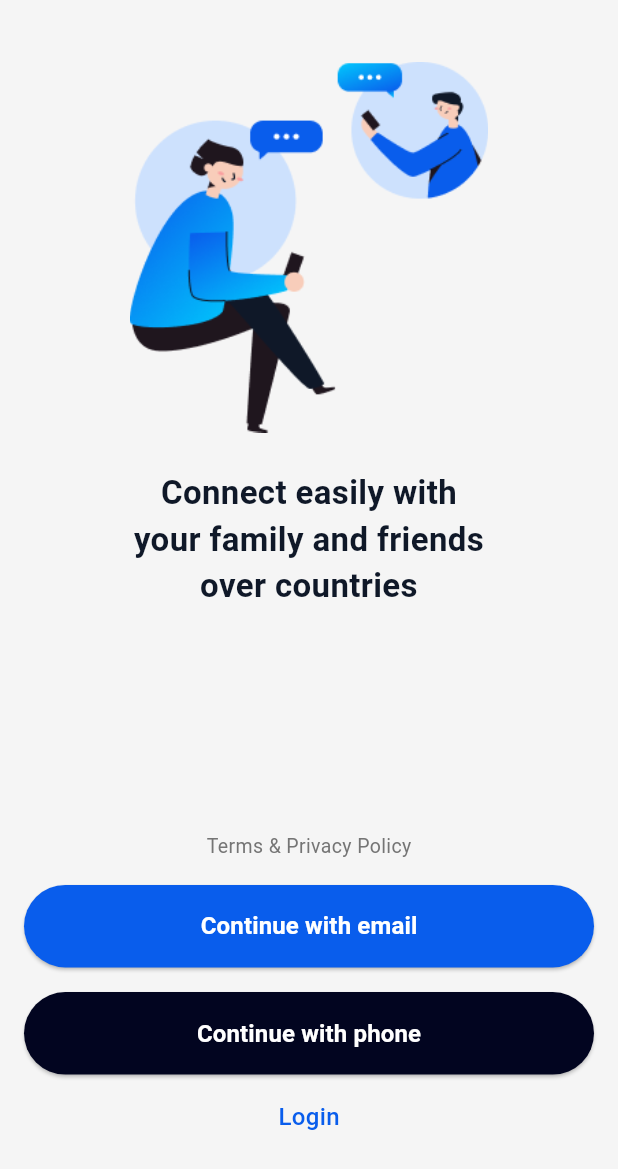
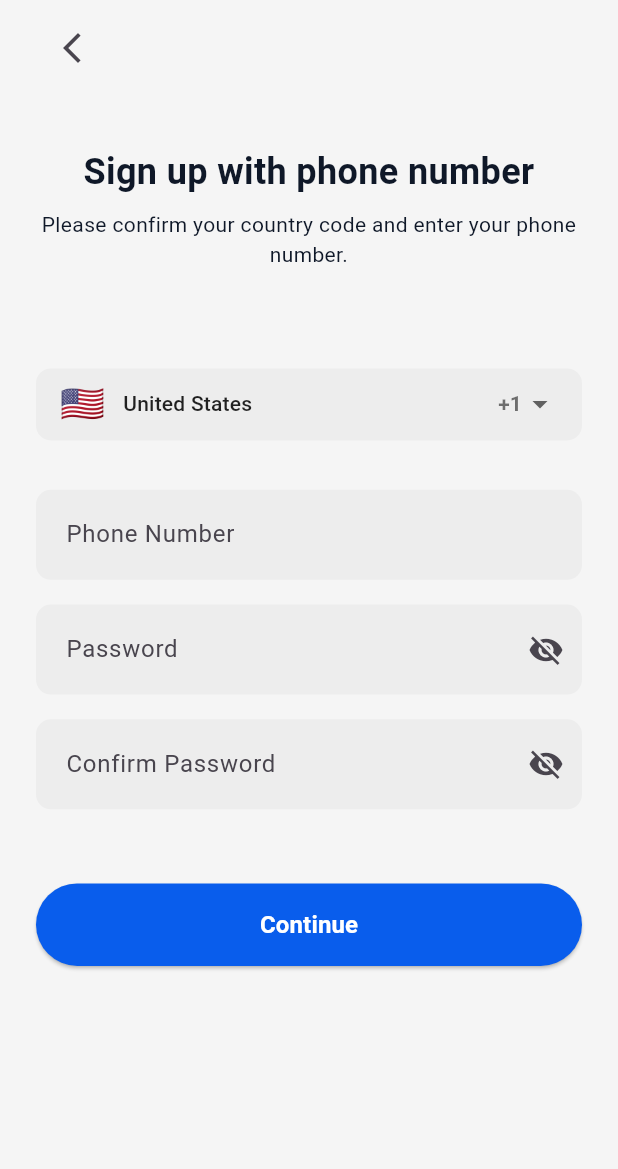
Before and after one commit to Darshan2326/callinverse-new, a Flutter app: the OnboardingVew screen opened by its route, after a tap on "Continue with phone", on a phone screen of 412 x 824 dp. Shown: the top 1169 px of the screen. Run offline on Flutter 3.47's test engine with Material 3 defaults, Android fonts, the phone set to English and light mode, and no system bars; our stand-ins replace get, image_picker, permission_handler.

Commit message:
phone verify done

```diff
--- a/lib/app/Screens/EmailSignUpScreen/emailsignup_view.dart
+++ b/lib/app/Screens/EmailSignUpScreen/emailsignup_view.dart
@@ -1,3 +1,4 @@
+import 'package:calliverse/app/Screens/EmailSignUpScreen/emailsignup_controller.dart';
 import 'package:calliverse/app/core/theme/app_colors.dart';
 import 'package:calliverse/app/core/widgets/buildTextField.dart';
 import 'package:calliverse/app/core/widgets/custom_button.dart';
@@ -6,7 +7,7 @@ import 'package:flutter/material.dart';
 import 'package:get/get.dart';
 import 'package:get/get_utils/src/extensions/internacionalization.dart';
 
-class EmailsignupView extends StatelessWidget {
+class EmailsignupView extends GetView<EmailsignupController> {
   const EmailsignupView({super.key});
 
   @override
--- a/lib/app/Screens/OnBording/onboarding_binding.dart
+++ b/lib/app/Screens/OnBording/onboarding_binding.dart
@@ -3,7 +3,7 @@ import 'package:get/instance_manager.dart';
 
 class OnboardingBinding extends Bindings {
   @override
-  void dependencies(){
+  void dependencies() {
     Get.put<OnboardingController>(OnboardingController());
   }
 }
--- a/lib/app/Screens/OnBording/onboarding_vew.dart
+++ b/lib/app/Screens/OnBording/onboarding_vew.dart
@@ -10,7 +10,6 @@ class OnboardingVew extends StatelessWidget {
 
   @override
   Widget build(BuildContext context) {
-
     return Scaffold(
       backgroundColor: Colors.grey.shade100,
       body: SafeArea(
@@ -70,7 +69,9 @@ class OnboardingVew extends StatelessWidget {
                   CustomButton(
                     title: "Continue with phone".tr,
                     color: AppColors.primarydarken,
-                    onTap: () {},
+                    onTap: () {
+                      Get.toNamed(Routes.PHONESIGNUP);
+                    },
                   ),
 
                   SizedBox(height: Get.height * 0.02),
--- /dev/null
+++ b/lib/app/Screens/PhoneSignUpScreen/phonesignup_binding.dart
@@ -0,0 +1,9 @@
+import 'package:calliverse/app/Screens/PhoneSignUpScreen/phonesignup_controller.dart';
+import 'package:get/instance_manager.dart';
+
+class PhonesignupBinding extends Bindings {
+  @override
+  void dependencies() {
+    Get.put<PhonesignupController>(PhonesignupController());
+  }
+}
--- /dev/null
+++ b/lib/app/Screens/PhoneSignUpScreen/phonesignup_controller.dart
@@ -0,0 +1,49 @@
+import 'package:get/state_manager.dart';
+
+// Country Model
+class Country {
+  final String id;
+  final String name;
+  final String countryCode; // e.g., +1, +44, +91
+  final String flagEmoji;
+
+  Country({
+    required this.id,
+    required this.name,
+    required this.countryCode,
+    required this.flagEmoji,
+  });
+}
+
+class PhonesignupController extends GetxController {
+  // Mock country list
+  final List<Country> countries = [
+    Country(
+      id: '1',
+      name: 'United States',
+      countryCode: '+1',
+      flagEmoji: '🇺🇸',
+    ),
+    Country(
+      id: '44',
+      name: 'United Kingdom',
+      countryCode: '+44',
+      flagEmoji: '🇬🇧',
+    ),
+    Country(id: '91', name: 'India', countryCode: '+91', flagEmoji: '🇮🇳'),
+    Country(id: '86', name: 'China', countryCode: '+86', flagEmoji: '🇨🇳'),
+    Country(id: '81', name: 'Japan', countryCode: '+81', flagEmoji: '🇯🇵'),
+    Country(id: '33', name: 'France', countryCode: '+33', flagEmoji: '🇫🇷'),
+    Country(id: '49', name: 'Germany', countryCode: '+49', flagEmoji: '🇩🇪'),
+    Country(id: '61', name: 'Australia', countryCode: '+61', flagEmoji: '🇦🇺'),
+  ];
+
+  late Rx<Country> selectedCountry;
+
+  @override
+  void onInit() {
+    // Set default to first country
+    selectedCountry = countries.first.obs;
+    super.onInit();
+  }
+}
--- /dev/null
+++ b/lib/app/Screens/PhoneSignUpScreen/phonesignup_view.dart
@@ -0,0 +1,144 @@
+import 'package:calliverse/app/Screens/PhoneSignUpScreen/phonesignup_controller.dart';
+import 'package:calliverse/app/core/theme/app_colors.dart';
+import 'package:calliverse/app/core/widgets/buildTextField.dart';
+import 'package:calliverse/app/core/widgets/custom_button.dart';
+import 'package:calliverse/app/routes/app_routes.dart';
+import 'package:flutter/material.dart';
+import 'package:get/get.dart';
+import 'package:get/get_utils/src/extensions/internacionalization.dart';
+
+class PhonesignupView extends GetView<PhonesignupController> {
+  const PhonesignupView({super.key});
+
+  @override
+  Widget build(BuildContext context) {
+    return Scaffold(
+      backgroundColor: const Color(0xFFF5F5F5), // light gray background
+      body: SafeArea(
+        child: SingleChildScrollView(
+          keyboardDismissBehavior: ScrollViewKeyboardDismissBehavior.onDrag,
+          child: ConstrainedBox(
+            constraints: BoxConstraints(),
+            child: Padding(
+              padding: const EdgeInsets.symmetric(horizontal: 24),
+              child: Column(
+                crossAxisAlignment: CrossAxisAlignment.center,
+                children: [
+                  // SizedBox(height: height * 0.01),
+                  SizedBox(height: Get.height * 0.01),
+
+                  /// 🔙 Back Button
+                  Align(
+                    alignment: Alignment.centerLeft,
+                    child: IconButton(
+                      icon: const Icon(Icons.arrow_back_ios_new),
+                      onPressed: () {},
+                    ),
+                  ),
+
+                  SizedBox(height: Get.height * 0.05),
+
+                  /// 📝 Title
+                  Text(
+                    "Sign up with phone number".tr,
+                    textAlign: TextAlign.center,
+                    style: TextStyle(
+                      fontSize: 24,
+                      fontWeight: FontWeight.bold,
+                      color: TextColors.neutral,
+                    ),
+                  ),
+
+                  SizedBox(height: Get.height * 0.01),
+
+                  /// 📄 Subtitle
+                  Text(
+                    "Please confirm your country code and enter your phone number."
+                        .tr,
+                    textAlign: TextAlign.center,
+                    style: TextStyle(fontSize: 14, color: TextColors.neutral),
+                  ),
+
+                  SizedBox(height: Get.height * 0.08),
+
+                  /// 🌍 Country Dropdown
+                  Obx(
+                    () => Container(
+                      padding: const EdgeInsets.symmetric(horizontal: 16),
+                      decoration: BoxDecoration(
+                        color: const Color(0xFFEDEDED),
+                        borderRadius: BorderRadius.circular(10),
+                      ),
+                      child: DropdownButton<Country>(
+                        value: controller.selectedCountry.value,
+                        isExpanded: true,
+                        underline: const SizedBox(),
+                        items: controller.countries
+                            .map(
+                              (country) => DropdownMenuItem<Country>(
+                                value: country,
+                                child: Row(
+                                  children: [
+                                    Text(
+                                      country.flagEmoji,
+                                      style: const TextStyle(fontSize: 24),
+                                    ),
+                                    const SizedBox(width: 12),
+                                    Expanded(
+                                      child: Text(
+                                        country.name,
+                                        style: const TextStyle(
+                                          fontSize: 14,
+                                          color: Colors.black87,
+                                        ),
+                                        overflow: TextOverflow.ellipsis,
+                                      ),
+                                    ),
+                                    const SizedBox(width: 8),
+                                    Text(
+                                      country.countryCode,
+                                      style: const TextStyle(
+                                        fontSize: 14,
+                                        fontWeight: FontWeight.w600,
+                                        color: Colors.black54,
+                                      ),
+                                    ),
+                                  ],
+                                ),
+                              ),
+                            )
+                            .toList(),
+                        onChanged: (Country? newValue) {
+                          if (newValue != null) {
+                            controller.selectedCountry.value = newValue;
+                          }
+                        },
+                      ),
+                    ),
+                  ),
+                  SizedBox(height: Get.height * 0.04),
+
+                  /// 📱 Phone Number
+                  CustomTextField(hint: "Phone Number"),
+                  SizedBox(height: Get.height * 0.02),
+                  CustomTextField(isPassword: true, hint: 'Password'),
+                  SizedBox(height: Get.height * 0.02),
+                  CustomTextField(hint: "Confirm Password", isPassword: true),
+                  SizedBox(height: Get.height * 0.06),
+                  CustomButton(
+                    title: "Continue",
+                    onTap: () {
+                      Get.toNamed(Routes.PHONEVERIFY);
+                    },
+                  ),
+
+                  // const SizedBox(height: 20),
+                ],
+              ),
+            ),
+          ),
+        ),
+      ),
+    );
+  }
+}
--- /dev/null
+++ b/lib/app/Screens/PhoneVerifyScreen/phoneverify_binding.dart
@@ -0,0 +1,10 @@
+import 'package:calliverse/app/Screens/PhoneSignUpScreen/phonesignup_controller.dart';
+import 'package:calliverse/app/Screens/PhoneVerifyScreen/phoneverify_controller.dart';
+import 'package:get/instance_manager.dart';
+
+class PhoneverifyBinding extends Bindings {
+  @override
+  void dependencies() {
+    Get.put<PhoneverifyController>(PhoneverifyController());
+  }
+}
--- a/lib/app/routes/app_pages.dart
+++ b/lib/app/routes/app_pages.dart
@@ -10,6 +10,10 @@ import 'package:calliverse/app/Screens/LoginScreen/login_binding.dart';
 import 'package:calliverse/app/Screens/LoginScreen/login_view.dart';
 import 'package:calliverse/app/Screens/OnBording/onboarding_binding.dart';
 import 'package:calliverse/app/Screens/OnBording/onboarding_vew.dart';
+import 'package:calliverse/app/Screens/PhoneSignUpScreen/phonesignup_binding.dart';
+import 'package:calliverse/app/Screens/PhoneSignUpScreen/phonesignup_view.dart';
+import 'package:calliverse/app/Screens/PhoneVerifyScreen/phoneverify_binding.dart';
+import 'package:calliverse/app/Screens/PhoneVerifyScreen/phoneverify_view.dart';
 import 'package:calliverse/app/Screens/ProfileAccount/profile%20account_binding.dart';
 import 'package:calliverse/app/Screens/ProfileAccount/profileaccount_view.dart';
 import 'package:calliverse/app/Screens/SplaceScreen/splacescreen_binding.dart';
@@ -53,6 +57,16 @@ class AppPages {
       page: () => ProfileaccountView(),
       binding: ProfileaccountBinding(),
     ),
+    GetPage(
+      name: Routes.PHONESIGNUP,
+      page: () => PhonesignupView(),
+      binding: PhonesignupBinding(),
+    ),
+    GetPage(
+      name: Routes.PHONEVERIFY,
+      page: () => PhoneverifyView(),
+      binding: PhoneverifyBinding(),
+    ),
 
     GetPage(name: Routes.HOME, page: () => HomeView(), binding: HomeBinding()),
   ];
--- a/lib/app/routes/app_routes.dart
+++ b/lib/app/routes/app_routes.dart
@@ -8,5 +8,7 @@ abstract class Routes {
   static const EMAILSIGNUP = "/emailsignup";
   static const EMAILVERIFY = "/emailverify";
   static const PROFILEACCOUNT = "/profileaccount";
+  static const PHONESIGNUP = "/phonesignup";
+  static const PHONEVERIFY = "/phoneverify";
 
 }
```
Also changed, not shown: lib/app/Screens/PhoneVerifyScreen/phoneverify_controller.dart (added, +34 -0 lines), lib/app/Screens/PhoneVerifyScreen/phoneverify_view.dart (added, +102 -0 lines).
